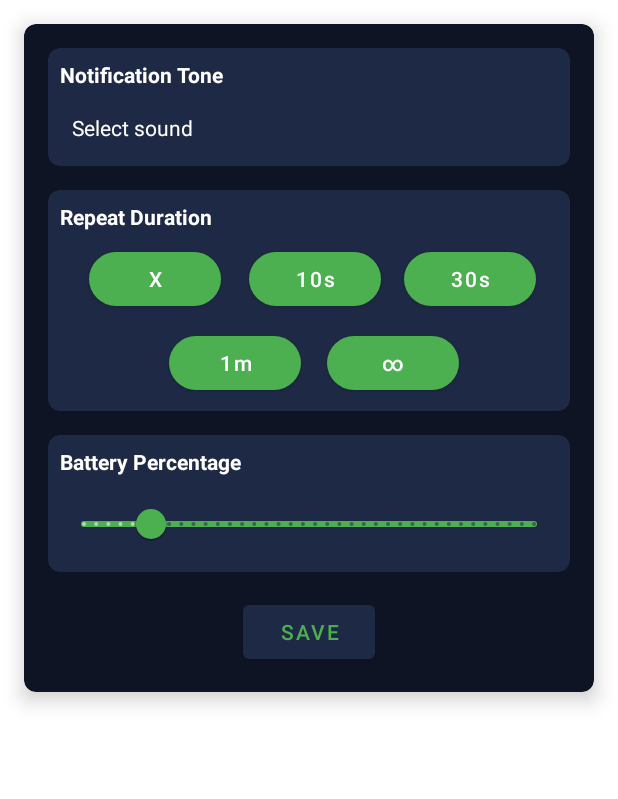
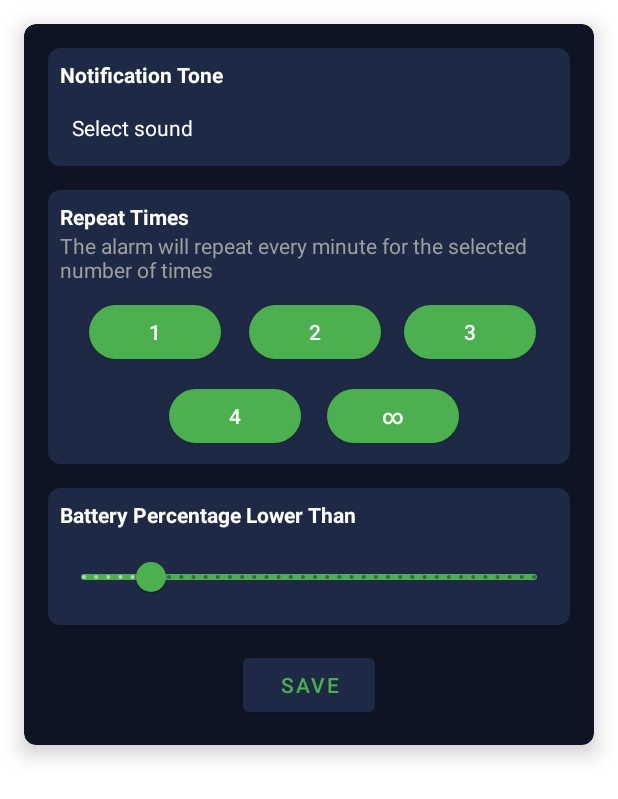
Before and after one commit to MikelCalvo/Android-Battery-Alarm, an Android app: the layout dialog_battery_alarm_settings.xml on its own in the app's theme, with its tools: preview values and no code run, on a phone screen of 412 x 824 dp. Shown: the top 799 px of the screen. Run offline under Robolectric (Android 15) with nearby library versions, the phone set to English and light mode, and no system bars.

```diff
--- a/app/src/main/java/com/mikelcalvo/batteryalarm/view/MainActivity.kt
+++ b/app/src/main/java/com/mikelcalvo/batteryalarm/view/MainActivity.kt
@@ -3,12 +3,12 @@ package com.mikelcalvo.batteryalarm.view
 import android.content.Intent
 import android.content.IntentFilter
 import android.os.Bundle
-import android.provider.Settings
 import androidx.appcompat.app.AppCompatActivity
 import androidx.recyclerview.widget.LinearLayoutManager
 import com.mikelcalvo.batteryalarm.databinding.ActivityMainBinding
 import com.mikelcalvo.batteryalarm.model.AlarmType
 import com.mikelcalvo.batteryalarm.model.BatteryAlarmSettings
+import com.mikelcalvo.batteryalarm.receiver.BatteryLevelReceiver
 
 class MainActivity : AppCompatActivity() {
 
@@ -41,6 +41,7 @@ class MainActivity : AppCompatActivity() {
         registerBatteryLevelReceiver()
     }
 
+
     private fun registerBatteryLevelReceiver() {
         val intentFilter = IntentFilter(Intent.ACTION_BATTERY_CHANGED)
         val receiver = BatteryLevelReceiver()
--- a/app/src/main/res/layout/dialog_battery_alarm_settings.xml
+++ b/app/src/main/res/layout/dialog_battery_alarm_settings.xml
@@ -74,69 +74,78 @@
                         android:id="@+id/repeatDurationLabel"
                         android:layout_width="wrap_content"
                         android:layout_height="wrap_content"
-                        android:text="@string/repeat_duration"
+                        android:text="@string/repeat_times"
                         android:textColor="@color/textColorLight"
                         android:textStyle="bold"
                         app:layout_constraintTop_toTopOf="parent"
                         app:layout_constraintStart_toStartOf="parent" />
 
+                    <TextView
+                        android:id="@+id/repeatDurationDesc"
+                        android:layout_width="wrap_content"
+                        android:layout_height="wrap_content"
+                        android:text="@string/repeat_times_desc"
+                        android:textColor="@color/textColorMutted"
+                        app:layout_constraintTop_toBottomOf="@+id/repeatDurationLabel"
+                        app:layout_constraintStart_toStartOf="parent" />
+
                     <com.google.android.material.button.MaterialButton
-                        android:id="@+id/cancelRepeat"
+                        android:id="@+id/repeat_once"
                         android:layout_width="wrap_content"
                         android:layout_height="wrap_content"
                         android:layout_marginTop="8dp"
-                        android:text="@string/no_repeat"
+                        android:text="@string/repeat_once"
                         android:textColor="@color/textColorLight"
                         app:backgroundTint="@color/colorSecondary"
                         android:inputType="text"
                         app:cornerRadius="32dp"
-                        app:layout_constraintEnd_toStartOf="@+id/repeat10s"
+                        app:layout_constraintEnd_toStartOf="@+id/repeat_two_times"
                         app:layout_constraintStart_toStartOf="parent"
-                        app:layout_constraintTop_toBottomOf="@+id/repeatDurationLabel" />
+                        app:layout_constraintTop_toBottomOf="@+id/repeatDurationDesc" />
 
                     <com.google.android.material.button.MaterialButton
-                        android:id="@+id/repeat10s"
+                        android:id="@+id/repeat_two_times"
                         android:layout_width="wrap_content"
                         android:layout_height="wrap_content"
                         android:layout_marginStart="8dp"
-                        android:text="@string/repeat_10s"
+                        android:text="@string/repeat_two_times"
                         android:textColor="@color/textColorLight"
                         app:backgroundTint="@color/colorSecondary"
                         android:inputType="text"
                         app:cornerRadius="32dp"
                         app:layout_constraintEnd_toEndOf="parent"
                         app:layout_constraintStart_toStartOf="parent"
-                        app:layout_constraintTop_toTopOf="@+id/cancelRepeat" />
+                        app:layout_constraintTop_toTopOf="@+id/repeat_once" />
 
                     <com.google.android.material.button.MaterialButton
-                        android:id="@+id/repeat30s"
+                        android:id="@+id/repeat_three_times"
                         android:layout_width="wrap_content"
                         android:layout_height="wrap_content"
-                        android:text="@string/repeat_30s"
+                        android:text="@string/repeat_three_times"
                         android:textColor="@color/textColorLight"
                         app:backgroundTint="@color/colorSecondary"
                         android:inputType="text"
                         app:cornerRadius="32dp"
                         app:layout_constraintEnd_toEndOf="parent"
-                        app:layout_constraintStart_toEndOf="@+id/repeat10s"
-                        app:layout_constraintTop_toTopOf="@+id/cancelRepeat" />
+                        app:layout_constraintStart_toEndOf="@+id/repeat_two_times"
+                        app:layout_constraintTop_toTopOf="@+id/repeat_once" />
 
                     <com.google.android.material.button.MaterialButton
-                        android:id="@+id/repeat1m"
+                        android:id="@+id/repeat_four_times"
                         android:layout_width="wrap_content"
                         android:layout_height="wrap_content"
                         android:layout_marginTop="8dp"
-                        android:text="@string/repeat_1m"
+                        android:text="@string/repeat_four_times"
                         android:textColor="@color/textColorLight"
                         app:backgroundTint="@color/colorSecondary"
                         android:inputType="text"
                         app:cornerRadius="32dp"
-                        app:layout_constraintEnd_toStartOf="@+id/repeat10s"
-                        app:layout_constraintStart_toEndOf="@+id/cancelRepeat"
-                        app:layout_constraintTop_toBottomOf="@+id/cancelRepeat" />
+                        app:layout_constraintEnd_toStartOf="@+id/repeat_two_times"
+                        app:layout_constraintStart_toEndOf="@+id/repeat_once"
+                        app:layout_constraintTop_toBottomOf="@+id/repeat_once" />
 
                     <com.google.android.material.button.MaterialButton
-                        android:id="@+id/repeatInfinite"
+                        android:id="@+id/repeat_infinite_times"
                         android:layout_width="wrap_content"
                         android:layout_height="wrap_content"
                         android:text="@string/repeat_infinite"
@@ -144,9 +153,9 @@
                         android:inputType="text"
                         app:backgroundTint="@color/colorSecondary"
                         app:cornerRadius="32dp"
-                        app:layout_constraintEnd_toStartOf="@+id/repeat30s"
-                        app:layout_constraintStart_toEndOf="@+id/repeat10s"
-                        app:layout_constraintTop_toTopOf="@+id/repeat1m" />
+                        app:layout_constraintEnd_toStartOf="@+id/repeat_three_times"
+                        app:layout_constraintStart_toEndOf="@+id/repeat_two_times"
+                        app:layout_constraintTop_toTopOf="@+id/repeat_four_times" />
 
                 </androidx.constraintlayout.widget.ConstraintLayout>
             </com.google.android.material.card.MaterialCardView>
--- a/app/src/main/res/values/colors.xml
+++ b/app/src/main/res/values/colors.xml
@@ -8,5 +8,6 @@
     <color name="colorSecondaryLight">#C8E6C9</color>
     <color name="textColorDark">#000000</color>
     <color name="textColorLight">#ffffff</color>
+    <color name="textColorMutted">#9F9F9F</color>
     <color name="colorBackground">#0f1425</color>
 </resources>
--- a/app/src/main/res/values/strings.xml
+++ b/app/src/main/res/values/strings.xml
@@ -3,19 +3,20 @@
     <string name="title">Choose the alarm type you want</string>
     <string name="guide">* Click on any of the alarms to edit the settings</string>
     <string name="battery_full">Full Charge</string>
-    <string name="battery_low">Battery Percentage</string>
+    <string name="battery_low">Low Battery</string>
     <string name="notification_tone">Notification Tone</string>
     <string name="select_sound">Select sound</string>
-    <string name="repeat_duration">Repeat Duration</string>
-    <string name="battery_percentage">Battery Percentage</string>
+    <string name="repeat_times">Repeat Times</string>
+    <string name="repeat_times_desc">The alarm will repeat every minute for the selected number of times</string>
+    <string name="battery_percentage">Battery Percentage Lower Than</string>
     <string name="activate">Activate</string>
     <string name="save">Save</string>
     <string name="saved">Saved</string>
     <string name="default_tone">Default Tone</string>
 
-    <string name="no_repeat">X</string>
-    <string name="repeat_10s">10s</string>
-    <string name="repeat_30s">30s</string>
-    <string name="repeat_1m">1m</string>
+    <string name="repeat_once">1</string>
+    <string name="repeat_two_times">2</string>
+    <string name="repeat_three_times">3</string>
+    <string name="repeat_four_times">4</string>
     <string name="repeat_infinite">∞</string>
 </resources>
```
Also changed, not shown: app/src/main/AndroidManifest.xml (+9 -3 lines), app/src/main/java/com/mikelcalvo/batteryalarm/model/AlarmState.kt (added, +8 -0 lines), app/src/main/java/com/mikelcalvo/batteryalarm/model/BatteryAlarmSettings.kt (+6 -6 lines), app/src/main/java/com/mikelcalvo/batteryalarm/receiver/AlarmBroadcastReceiver.kt (added, +85 -0 lines), app/src/main/java/com/mikelcalvo/batteryalarm/receiver/BatteryLevelReceiver.kt (added, +125 -0 lines), app/src/main/java/com/mikelcalvo/batteryalarm/view/BatteryAlarmAdapter.kt (+75 -43 lines), app/src/main/java/com/mikelcalvo/batteryalarm/view/BatteryLevelReceiver.kt (deleted, +0 -129 lines), 7 other files.
